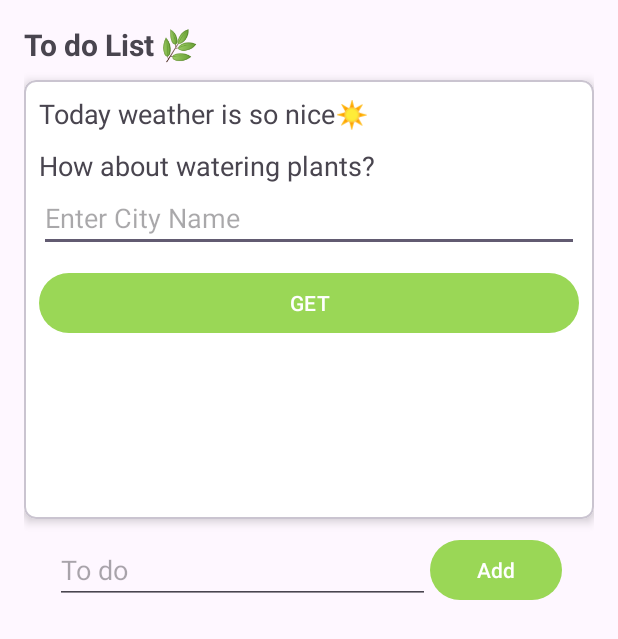
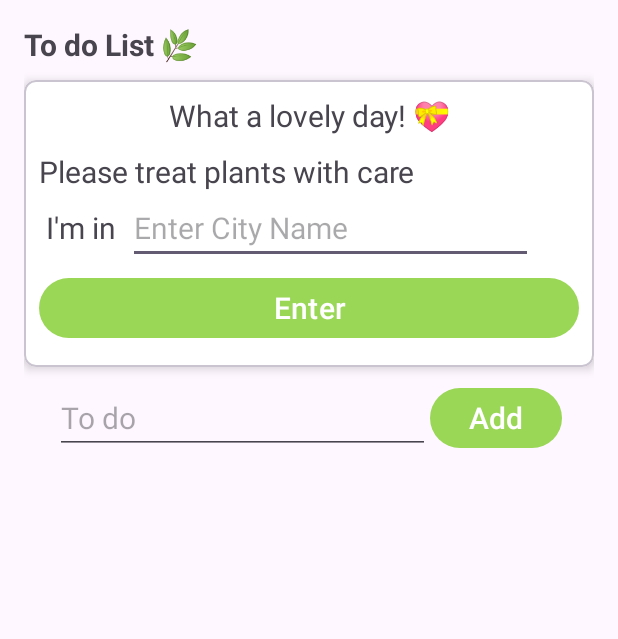
Before and after one commit to cbg7144/Gardener, an Android app: the fragment ThreeFragment shown on its own in the app's theme, on a phone screen of 412 x 824 dp. Shown: the top 639 px of the screen. Run offline under Robolectric (Android 15) with nearby library versions, the light colour scheme and no system bars; our stand-ins replace Volley.

Commit message:
feat:tap3layouttext수정

```diff
--- a/app/src/main/res/layout/fragment_three.xml
+++ b/app/src/main/res/layout/fragment_three.xml
@@ -38,43 +38,55 @@
                     <TextView
                         android:layout_width="match_parent"
                         android:layout_height="wrap_content"
-                        android:text="Today weather is so nice☀️"
-                        android:textSize="18sp"
+                        android:text="What a lovely day! 💝"
+                        android:gravity="center"
+                        android:textSize="20sp"
+                        android:id="@+id/currWeather"
                         android:layout_marginBottom="10dp"/>
+
                     <TextView
                         android:layout_width="match_parent"
                         android:layout_height="wrap_content"
-                        android:text="How about watering plants?"
-                        android:textSize="18sp"
+                        android:text="Please treat plants with care"
+                        android:id="@+id/treatMethod"
+                        android:textSize="20sp"
                         />
 
-                    <EditText
+                    <LinearLayout
                         android:layout_width="match_parent"
-                        android:layout_height="wrap_content"
-                        android:id="@+id/etCity"
-                        android:layout_marginBottom="10dp"
-                        android:ems="10"
-                        android:hint= "Enter City Name"
-                        android:inputType="textPersonName"/>
+                        android:layout_height="match_parent"
+                        android:orientation="horizontal"
+                        android:weightSum="2"
+                        android:padding="0dp">
 
+                        <TextView
+                            android:layout_width="0dp"
+                            android:layout_height="wrap_content"
+                            android:layout_weight='0.33'
+                            android:text=" I'm in"
+                            android:textSize="20sp" />
+
+                        <EditText
+                            android:layout_weight="1.5"
+                            android:layout_width="0dp"
+                            android:layout_height="wrap_content"
+                            android:id="@+id/etCity"
+                            android:layout_marginBottom="5dp"
+                            android:ems="10"
+                            android:hint="Enter City Name"
+                            android:textSize="20sp"
+                            android:inputType="textPersonName"/>
+                    </LinearLayout>
                     <Button
                         android:layout_width="match_parent"
                         android:layout_height="wrap_content"
                         android:id="@+id/btnGet"
-                        android:layout_marginBottom="10dp"
+                        android:layout_marginBottom="5dp"
                         android:textColor="@android:color/white"
-                        android:text="GET"
+                        android:text="Enter"
+                        android:textSize="20sp"
                         android:onClick="getWeatherDetails"
                         />
-                    <ScrollView
-                        android:layout_width="match_parent"
-                        android:layout_height="100dp">
-                        <TextView
-                            android:layout_width="match_parent"
-                            android:layout_height="wrap_content"
-                            android:id="@+id/tvResult" />
-                    </ScrollView>
-
 
                 </LinearLayout>
             </com.google.android.material.card.MaterialCardView>
@@ -89,11 +101,13 @@
                     android:id="@+id/addTodo"
                     android:layout_width="250sp"
                     android:layout_height="wrap_content"
+                    android:textSize="20sp"
                     android:hint="To do"/>
                 <Button
                     android:id="@+id/insertBtn"
                     android:layout_width="wrap_content"
                     android:layout_height="wrap_content"
+                    android:textSize="20sp"
                     android:text="Add"/>
             </LinearLayout>
 
```
Also changed, not shown: app/src/main/java/com/example/myapplication/ThreeFragment.java (+24 -22 lines).
